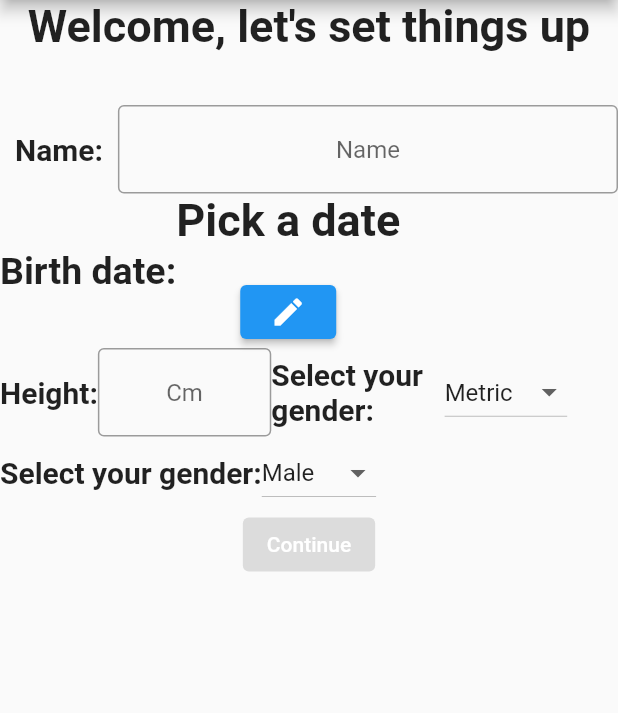
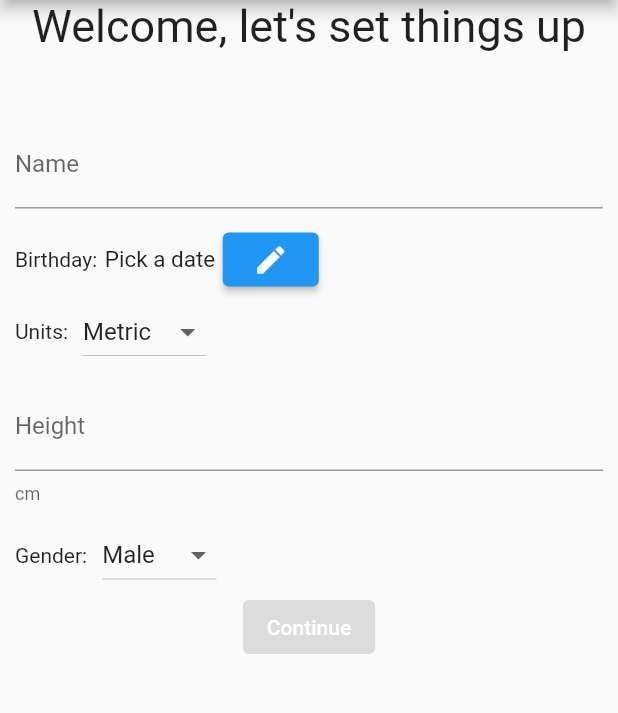
Before and after one commit to alinmatei24/BMI_Calculator, a Flutter app: the screen it shows after launch, on a phone screen of 412 x 824 dp, the part 84-797 px from its top. Run offline on Flutter 3.47's test engine with Material 2 defaults, Android fonts, the phone set to English and light mode, and no system bars; our stand-ins replace fluttertoast, sqflite, syncfusion_flutter_charts; accounts and stored records are empty.

Commit message:
optimized welcome screen, played with different text styles

```diff
--- a/lib/Welcome.dart
+++ b/lib/Welcome.dart
@@ -1,10 +1,9 @@
-
-import 'package:flutter/cupertino.dart';
 import 'package:flutter/material.dart';
-import 'package:proiect_bmi/main.dart';
-import 'User.dart';
+import 'package:proiect_bmi/home.dart';
+import '/model/user.dart';
 import 'database.dart';
 import 'package:fluttertoast/fluttertoast.dart';
+import 'package:intl/intl.dart';
 
 class Welcome extends StatefulWidget {
   @override
@@ -12,24 +11,113 @@ class Welcome extends StatefulWidget {
 }
 
 class _WelcomeState extends State<Welcome> {
-  DateTime selectedDate = DateTime.now();
-  String selectedSex = 'Male';
-  String selectedMetricSystem = 'Metric';
+  DateTime? selectedDate;
+  String selectedGender = 'Male';
+  String selectedUnitSystem = 'Metric';
+  String heightUnitHint = 'cm';
 
   final nameController = TextEditingController();
   final heightController = TextEditingController();
-  String hintHeightType = 'Cm';
-  bool canPressContinue = true;
-  bool loadingDuringRegister = false;
-  bool updateButton=true;
-  bool validDate=false;
 
-  User user = new User(
-      name: 'Andrei',
-      height: 165,
-      birthDate: DateTime(1922, 11, 12),
-      gender: 'Male',
-      metric: 'Metric');
+  bool canPressContinue = false;
+  bool isWaitingForRegister = false;
+  bool validBirthday = false;
+
+  selectBirthday(BuildContext context) async {
+    final DateTime? picked = await showDatePicker(
+      context: context,
+      initialDate: DateTime.now(),
+      firstDate: DateTime(1900),
+      lastDate: DateTime.now(),
+    );
+    if (picked != null)
+      setState(() {
+        selectedDate = picked;
+        validBirthday = true;
+      });
+  }
+
+  bool checkNumericValue(String string) {
+    if (string.isEmpty) {
+      return true;
+    }
+    final number = num.tryParse(string);
+    if (number == null || number <= 0) {
+      return false;
+    }
+    return true;
+  }
+
+  Future<bool> registerUserInDb() async {
+    DBClient db = DBClient();
+    try {
+      await db.createDatabase();
+      await db.insertUser(nameController.text, selectedGender, selectedDate!,
+          double.parse(heightController.text), selectedUnitSystem);
+      return true;
+    } catch (e) {
+      print("Error during user registration: " + e.toString());
+      return false;
+    }
+  }
+
+  void showToast(String msg, Color backgroundColor, Color textColor) {
+    Fluttertoast.showToast(
+        msg: msg,
+        toastLength: Toast.LENGTH_SHORT,
+        gravity: ToastGravity.CENTER,
+        timeInSecForIosWeb: 1,
+        backgroundColor: backgroundColor,
+        textColor: textColor,
+        fontSize: 16.0);
+  }
+
+  void onPressedContinue() async {
+    bool registration = await registerUserInDb();
+    if (registration) {
+      showToast("Registration complete", Colors.green.shade300, Colors.white);
+      User user = User(
+          name: nameController.text,
+          height: double.parse(heightController.text),
+          birthDate: selectedDate!,
+          gender: selectedGender,
+          metric: selectedUnitSystem);
+      Navigator.pushAndRemoveUntil<dynamic>(
+          context,
+          MaterialPageRoute<dynamic>(
+            builder: (BuildContext context) => Home(user),
+          ),
+          (route) => false);
+    } else {
+      showToast("An error occurred during user registration. Please try again.",
+          Colors.red.shade300, Colors.white);
+      setState(() {
+        canPressContinue = true;
+        isWaitingForRegister = false;
+      });
+    }
+  }
+
+  void updateHints() {
+    if (selectedUnitSystem == 'Metric') {
+      heightUnitHint = 'cm';
+    } else if (selectedUnitSystem == 'Imperial') {
+      heightUnitHint = 'inches';
+    }
+    heightController.text = '';
+  }
+
+  void checkValidFields() {
+    if (nameController.text.isEmpty ||
+        heightController.text.isEmpty ||
+        !validBirthday) {
+      canPressContinue = false;
+    } else {
+      canPressContinue = true;
+    }
+    setState(() {});
+  }
+
   @override
   Widget build(BuildContext context) {
     return Scaffold(
@@ -51,144 +139,122 @@ class _WelcomeState extends State<Welcome> {
             'Welcome, let\'s set things up\n',
             style: TextStyle(
               fontSize: 30,
-              fontWeight: FontWeight.bold,
             ),
           ),
           Row(
             children: [
-              Padding(
-                  padding: EdgeInsets.only(left: 10, right: 10),
-                  child: Text('Name:',
-                      style: TextStyle(
-                        fontSize: 20,
-                        fontWeight: FontWeight.bold,
-                      ))),
-              new Flexible(
+              Flexible(
+                  child: Padding(
+                padding: EdgeInsets.all(10),
                 child: TextField(
                   onChanged: (text) {
-                    checkValidUpdatePress();
+                    checkValidFields();
                   },
                   controller: nameController,
                   textAlign: TextAlign.center,
                   decoration: InputDecoration(
-                    hintText: 'Name',
-                    fillColor: Colors.red,
-                    border: OutlineInputBorder(),
+                    labelText: 'Name',
                   ),
                 ),
-              )
-            ],
-          ),
-          Row(
-            children: [
-              Text(
-                'Birth date:',
-                style: TextStyle(
-                  fontSize: 25,
-                  fontWeight: FontWeight.bold,
-                ),
-              ),
-              new Flexible(
-                  child: Column(
-                mainAxisSize: MainAxisSize.min,
-                children: <Widget>[
-                  Text( (!validDate) ? 'Pick a date':
-                    "${selectedDate.toLocal()}".split(' ')[0],
-                    style: TextStyle(fontSize: 30, fontWeight: FontWeight.bold),
-                  ),
-                  SizedBox(
-                    height: 20.0,
-                  ),
-                  ElevatedButton(
-                    onPressed: () => _selectDate(context), // Refer step 3
-                    child: Icon(Icons.edit),
-                  ),
-                ],
               ))
             ],
           ),
           Row(
             children: [
-              Text('Height:',
-                  style: TextStyle(
-                    fontSize: 20,
-                    fontWeight: FontWeight.bold,
+              Padding(
+                  padding: EdgeInsets.only(right: 5, left: 10),
+                  child: Text(
+                    'Birthday:',
                   )),
-              new Flexible(
-                child: TextFormField(
-                  onChanged: (text) {
-                    checkValidUpdatePress();
-                  },
-                  controller: heightController,
-                  autovalidateMode: AutovalidateMode.onUserInteraction,
-                  validator: (value) =>
-                      checkNumericValue(value!) ? null : "Number invalid",
-                  keyboardType: TextInputType.number,
-                  textAlign: TextAlign.center,
-                  decoration: InputDecoration(
-                    hintText: hintHeightType,
-                    fillColor: Colors.red,
-                    border: OutlineInputBorder(),
-                  ),
+              Padding(
+                  padding: EdgeInsets.only(right: 5),
+                  child: Text(
+                    (!validBirthday)
+                        ? 'Pick a date'
+                        : DateFormat("dd-MMM-yyyy").format(selectedDate!),
+                    style: TextStyle(fontSize: 15),
+                  )),
+              ElevatedButton(
+                onPressed: () => selectBirthday(context),
+                child: Icon(Icons.edit),
+              ),
+            ],
+          ),
+          Row(
+            children: [
+              Flexible(
+                  child: Padding(
+                padding: EdgeInsets.all(10),
+                child: Text(
+                  'Units:',
                 ),
-              ),
-              new Flexible(
-                child: Text('Select your gender:',
-                    style: TextStyle(
-                      fontSize: 20,
-                      fontWeight: FontWeight.bold,
-                    )),
-              ),
-              new Flexible(
+              )),
+              Flexible(
                   child: DropdownButton<String>(
-                value: selectedMetricSystem,
+                value: selectedUnitSystem,
                 items: <String>['Metric', 'Imperial'].map((String value) {
                   return DropdownMenuItem<String>(
                     value: value,
-                    child: new Text(value),
+                    child: Text(value),
                   );
                 }).toList(),
-                onChanged: (newValue) {
+                onChanged: (value) {
                   setState(() {
-                    selectedMetricSystem = newValue!;
+                    canPressContinue = false;
+                    selectedUnitSystem = value!;
                     updateHints();
                   });
                 },
               )),
             ],
           ),
+          Flexible(
+              child: Padding(
+            padding: EdgeInsets.all(10),
+            child: TextFormField(
+              onChanged: (text) {
+                checkValidFields();
+              },
+              controller: heightController,
+              autovalidateMode: AutovalidateMode.onUserInteraction,
+              validator: (value) =>
+                  checkNumericValue(value!) ? null : "Invalid number",
+              keyboardType: TextInputType.number,
+              textAlign: TextAlign.center,
+              decoration: InputDecoration(
+                  labelText: 'Height', helperText: heightUnitHint),
+            ),
+          )),
           Row(
             children: [
-              Text('Select your gender:',
-                  style: TextStyle(
-                    fontSize: 20,
-                    fontWeight: FontWeight.bold,
+              Padding(
+                  padding: EdgeInsets.all(10),
+                  child: Text(
+                    'Gender:',
                   )),
-              new Flexible(
+              Flexible(
                   child: DropdownButton<String>(
-                value: selectedSex,
+                value: selectedGender,
                 items: <String>['Male', 'Female'].map((String value) {
                   return DropdownMenuItem<String>(
                     value: value,
-                    child: new Text(value),
+                    child: Text(value),
                   );
                 }).toList(),
-                onChanged: (newValue) {
+                onChanged: (value) {
                   setState(() {
-                    selectedSex = newValue!;
+                    selectedGender = value!;
                   });
                 },
               ))
             ],
           ),
-
-
           ElevatedButton(
-            onPressed: (updateButton)? null: canPressContinue
+            onPressed: (canPressContinue)
                 ? () async {
                     setState(() {
                       canPressContinue = false;
-                      loadingDuringRegister = true;
+                      isWaitingForRegister = true;
                     });
                     onPressedContinue();
                   }
@@ -201,9 +267,9 @@ class _WelcomeState extends State<Welcome> {
             ),
           ),
           Visibility(
-            visible: loadingDuringRegister,
+            visible: isWaitingForRegister,
             child: Center(
-              child: new CircularProgressIndicator(
+              child: CircularProgressIndicator(
                 color: Colors.orange,
               ),
             ),
@@ -212,103 +278,4 @@ class _WelcomeState extends State<Welcome> {
       ),
     );
   }
-
-  _selectDate(BuildContext context) async {
-    final DateTime? picked = await showDatePicker(
-      context: context,
-      initialDate: selectedDate, // Refer step 1
-      firstDate: DateTime(1900),
-      lastDate: DateTime(2025),
-    );
-    if (picked != null && picked != selectedDate)
-      setState(() {
-        selectedDate = picked;
-        validDate=true;
-      });
-  }
-
-  bool checkNumericValue(String string) {
-    if (string.isEmpty) {
-      return true;
-    }
-    final number = num.tryParse(string);
-    if (number == null || number <= 0) {
-      return false;
-    }
-    return true;
-  }
-
-  Future<bool> registerUser() async {
-    DBClient db = DBClient();
-    try {
-      await db.createDatabase();
-      await db.insertUser(nameController.text, selectedSex, selectedDate,
-          double.parse(heightController.text), selectedMetricSystem);
-      user = new User(
-          name: nameController.text,
-          height: double.parse(heightController.text),
-          birthDate: selectedDate,
-          gender: selectedSex,
-          metric: selectedMetricSystem);
-      return true;
-    } catch (e) {
-      print("Error during user registration: " + e.toString());
-      return false;
-    }
-  }
-
-  void showToast(String msg, Color backgroundColor, Color textColor) {
-    Fluttertoast.showToast(
-        msg: msg,
-        toastLength: Toast.LENGTH_SHORT,
-        gravity: ToastGravity.CENTER,
-        timeInSecForIosWeb: 1,
-        backgroundColor: backgroundColor,
-        textColor: textColor,
-        fontSize: 16.0);
-  }
-
-  void onPressedContinue() async {
-    //create user in db
-    bool registration = await registerUser();
-    if (registration) {
-      showToast("Registration complete", Colors.green.shade300, Colors.white);
-      //create user object
-
-      //pass user obj to home
-      Navigator.pushAndRemoveUntil<dynamic>(
-          context,
-          MaterialPageRoute<dynamic>(
-            builder: (BuildContext context) => Home(user),
-          ),
-          (route) => false);
-    } else {
-      showToast("An error occurred during user registration. Please try again.",
-          Colors.red.shade300, Colors.white);
-      setState(() {
-        canPressContinue = true;
-        loadingDuringRegister = false;
-      });
-    }
-  }
-
-  void updateHints() {
-    if (selectedMetricSystem == 'Metric') {
-      hintHeightType = 'Cm';
-    } else if (selectedMetricSystem == 'Imperial') {
-      hintHeightType = 'Inches';
-    }
-    heightController.text = '';
-  }
-
-  void checkValidUpdatePress(){
-    if(nameController.text.isEmpty || heightController.text.isEmpty || !validDate){
-      updateButton=true;
-    }else{
-      updateButton=false;
-    }
-    setState(() {
-
-    });
-  }
 }
--- a/lib/update.dart
+++ b/lib/update.dart
@@ -1,8 +1,8 @@
 import 'package:flutter/cupertino.dart';
 import 'package:flutter/material.dart';
 
-import 'User.dart';
-import 'main.dart';
+import 'model/user.dart';
+import 'home.dart';
 import 'database.dart';
 
 class Update extends StatefulWidget {
```
Also changed, not shown: lib/database.dart (+5 -4 lines), lib/home.dart (renamed from lib/main.dart, +19 -19 lines), lib/start.dart (+6 -6 lines), lib/model/bmi.dart (renamed from lib/BMI.dart), lib/model/user.dart (renamed from lib/User.dart).
